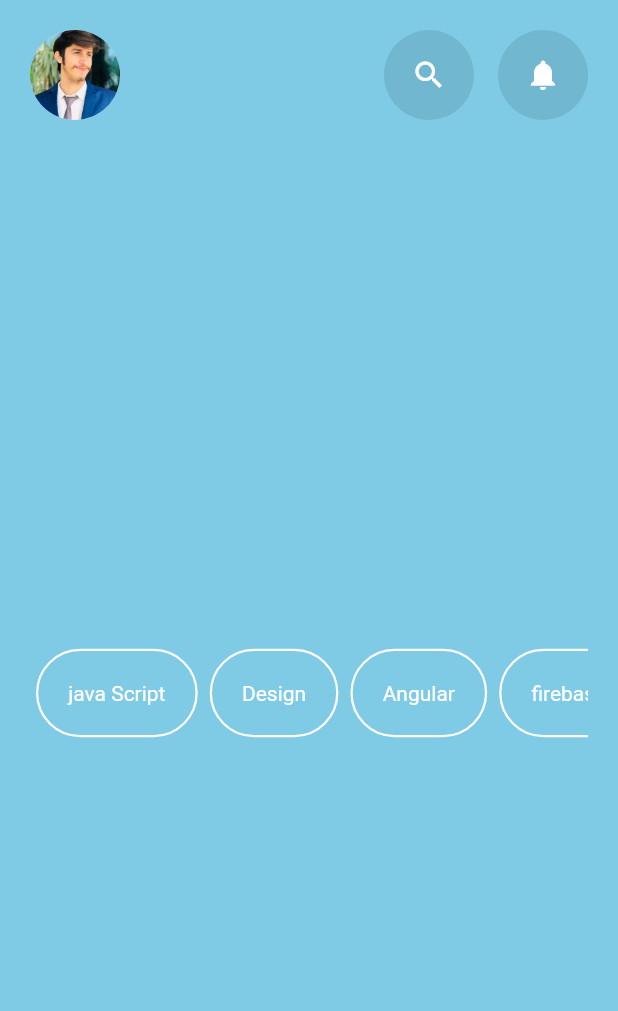
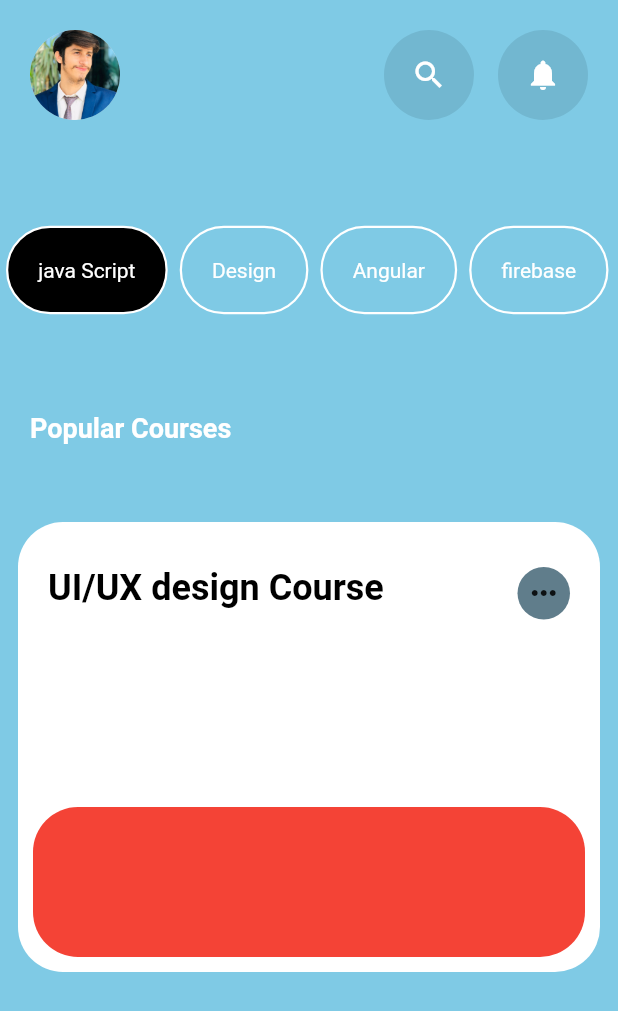
Before and after one commit to muhammadawaisyaseen/Course-Selling-App, a Flutter app: the screen it shows after launch, on a phone screen of 412 x 824 dp. Shown: the top 1011 px of the screen. Run offline on Flutter 3.47's test engine with Material 2 defaults, Android fonts, the phone set to English and light mode, and no system bars.

Commit message:
progressbar_started

```diff
--- a/lib/screens/myHomePage.dart
+++ b/lib/screens/myHomePage.dart
@@ -29,17 +29,27 @@ List courses = [
   "Animation",
 ];
 
-class HomeScreen extends StatelessWidget {
+class HomeScreen extends StatefulWidget {
   HomeScreen({super.key});
+
+  @override
+  State<HomeScreen> createState() => _HomeScreenState();
+}
+
+class _HomeScreenState extends State<HomeScreen> {
+  int selectedIndex = 0;
+
   @override
   Widget build(BuildContext context) {
-    return Scaffold(
+    return SafeArea(
+      child: Scaffold(
         backgroundColor: const Color(0xFF7fcae5),
-      body: Padding(
-        padding: const EdgeInsets.all(20.0),
-        child: Column(
+        body: Column(
+          crossAxisAlignment: CrossAxisAlignment.start,
           children: [
-            Row(
+            Padding(
+              padding: const EdgeInsets.all(20),
+              child: Row(
                 children: [
                   const CircleAvatar(
                     backgroundColor: Color(0xFFcedfe0),
@@ -54,18 +64,98 @@ class HomeScreen extends StatelessWidget {
                   CircularButton(icon: Icons.notifications),
                 ],
               ),
+            ),
             const SizedBox(
               height: 40,
             ),
-            Expanded(
+            SizedBox(
+              height: 80,
               child: ListView.builder(
                 scrollDirection: Axis.horizontal,
                 itemCount: courses.length,
                 itemBuilder: (context, index) {
                   return HorizontalListview(
                     courseName: courses[index],
+                    ontap: () {
+                      setState(() {
+                        selectedIndex = index;
+                      });
+                    },
+                    isSelected: selectedIndex == index,
                   );
                 },
+              ),
+            ),
+            SizedBox(
+              height: 35,
+            ),
+            Padding(
+              padding: const EdgeInsets.all(20),
+              child: Text(
+                "Popular Courses",
+                style: TextStyle(
+                    fontWeight: FontWeight.bold,
+                    color: Colors.white,
+                    fontSize: 18),
+              ),
+            ),
+            SizedBox(
+              height: 20,
+            ),
+            Padding(
+              padding: const EdgeInsets.all(12),
+              child: Container(
+                width: 400,
+                height: 300,
+                decoration: BoxDecoration(
+                    color: Colors.white,
+                    borderRadius: BorderRadius.circular(30)),
+                child: Column(
+                  children: [
+                    Padding(
+                      padding: const EdgeInsets.only(
+                        left: 20,
+                        right: 20,
+                        top: 30,
+                        bottom: 30,
+                      ),
+                      child: Row(
+                        crossAxisAlignment: CrossAxisAlignment.start,
+                        children: [
+                          Text(
+                            'UI/UX design Course',
+                            style: TextStyle(
+                              color: Colors.black,
+                              fontWeight: FontWeight.bold,
+                              fontSize: 24,
+                            ),
+                          ),
+                          Spacer(),
+                          Container(
+                            width: 35,
+                            height: 35,
+                            decoration: BoxDecoration(
+                              color: Colors.blueGrey,
+                              shape: BoxShape.circle,
+                            ),
+                            child: Icon(Icons.more_horiz),
+                          ),
+                        ],
+                      ),
+                    ),
+
+                    // progress bar container
+                    Spacer(),
+                    Container(
+                      margin: EdgeInsets.all(10),
+                      width: 400,
+                      height: 100,
+                      decoration: BoxDecoration(
+                          color: Colors.red,
+                          borderRadius: BorderRadius.circular(30)),
+                    ),
+                  ],
+                ),
               ),
             ),
           ],
--- a/lib/widgets/custom_listview.dart
+++ b/lib/widgets/custom_listview.dart
@@ -1,35 +1,42 @@
+// ignore_for_file: must_be_immutable
+
 import 'package:flutter/cupertino.dart';
 import 'package:flutter/material.dart';
 import 'package:flutter/src/widgets/container.dart';
 import 'package:flutter/src/widgets/framework.dart';
 
 class HorizontalListview extends StatefulWidget {
-  HorizontalListview({required this.courseName, super.key});
+  HorizontalListview(
+      {required this.courseName,
+      required this.ontap,
+      required this.isSelected,
+      super.key});
 
-  String courseName;
+  final String courseName;
+  final VoidCallback ontap;
+  final bool isSelected;
 
   @override
   State<HorizontalListview> createState() => _HorizontalListviewState();
 }
 
 class _HorizontalListviewState extends State<HorizontalListview> {
-  bool myvalue = false;
+
 
   @override
   Widget build(BuildContext context) {
+    //print(widget.update);
     return UnconstrainedBox(
       child: Padding(
         padding: const EdgeInsets.symmetric(horizontal: 4),
-        child: InkWell(
-          onTap: () {
-            setState(() {
-              myvalue = !myvalue;
-            });
-          },
+        child: GestureDetector(
+          onTap: widget.ontap,
           child: Container(
             // container size increase or decrease according to content
             decoration: BoxDecoration(
-                color: myvalue == false ? Color(0xFF7fcae5) : Colors.black,
+                color: widget.isSelected
+                    ? Colors.black
+                    : Color(0xFF7fcae5),
                 borderRadius: BorderRadius.circular(30),
                 border: Border.all(color: Colors.white, width: 1.5)),
             child: Center(
```
Lines whose indentation alone changed are shown as unchanged.
